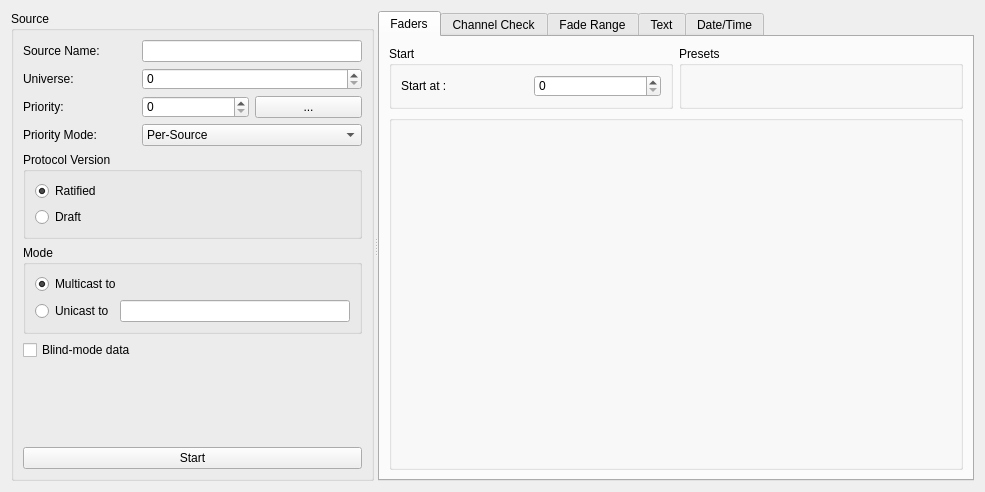
Old version of the form ui/transmitwindow.ui in the repository docsteer/sacnview.
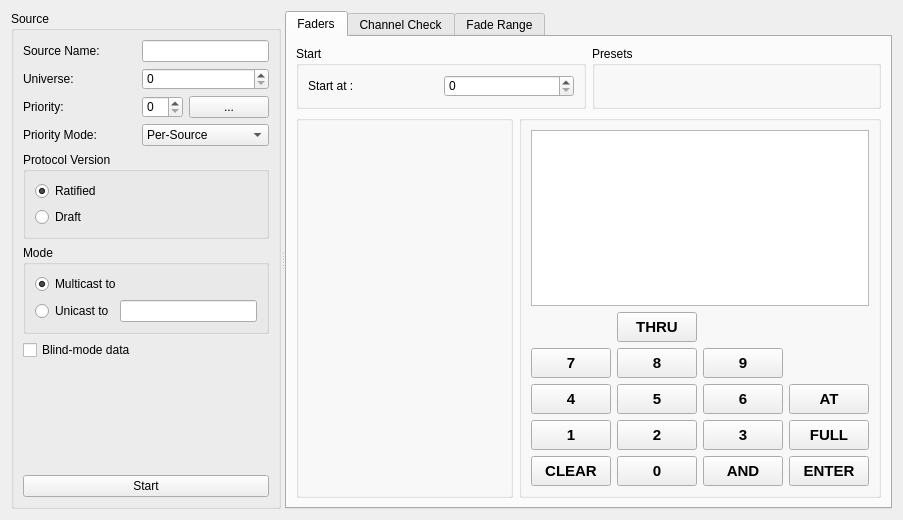
New version of the form. The open tabs and pages were chosen to show the change. Icons and pictures are not drawn. Custom widgets are drawn as their Qt base class.

Commit message: Lots of stuff: - Switch to smart pointers for sACNListener management - Add snapshot functions - Add command line/keypad to TX - Add flicker finder

Patch:
```diff
--- a/ui/transmitwindow.ui
+++ b/ui/transmitwindow.ui
@@ -6,8 +6,8 @@
    <rect>
     <x>0</x>
     <y>0</y>
-    <width>985</width>
-    <height>492</height>
+    <width>903</width>
+    <height>502</height>
    </rect>
   </property>
   <property name="windowTitle">
@@ -117,6 +117,12 @@
       <enum>Qt::Horizontal</enum>
      </property>
      <widget class="QGroupBox" name="gbSource">
+      <property name="sizePolicy">
+       <sizepolicy hsizetype="Minimum" vsizetype="Preferred">
+        <horstretch>0</horstretch>
+        <verstretch>0</verstretch>
+       </sizepolicy>
+      </property>
       <property name="title">
        <string>Source</string>
       </property>
@@ -267,8 +273,14 @@
       </layout>
      </widget>
      <widget class="QTabWidget" name="tabWidget">
+      <property name="sizePolicy">
+       <sizepolicy hsizetype="Expanding" vsizetype="Expanding">
+        <horstretch>3</horstretch>
+        <verstretch>0</verstretch>
+       </sizepolicy>
+      </property>
       <property name="currentIndex">
-       <number>3</number>
+       <number>0</number>
       </property>
       <widget class="QWidget" name="tab">
        <attribute name="title">
@@ -306,9 +318,11 @@
          </layout>
         </item>
         <item>
+         <layout class="QHBoxLayout" name="horizontalLayout_9">
+          <item>
          <widget class="QGroupBox" name="gbFaders">
           <property name="sizePolicy">
-           <sizepolicy hsizetype="Preferred" vsizetype="MinimumExpanding">
+             <sizepolicy hsizetype="Expanding" vsizetype="MinimumExpanding">
             <horstretch>0</horstretch>
             <verstretch>0</verstretch>
            </sizepolicy>
@@ -317,6 +331,514 @@
            <string/>
           </property>
          </widget>
+          </item>
+          <item>
+           <widget class="QGroupBox" name="gbKeypad">
+            <property name="sizePolicy">
+             <sizepolicy hsizetype="Minimum" vsizetype="Preferred">
+              <horstretch>0</horstretch>
+              <verstretch>0</verstretch>
+             </sizepolicy>
+            </property>
+            <property name="title">
+             <string/>
+            </property>
+            <layout class="QVBoxLayout" name="verticalLayout_8">
+             <item>
+              <widget class="CommandLineWidget" name="teCommandline">
+               <property name="plainText">
+                <string/>
+               </property>
+              </widget>
+             </item>
+             <item>
+              <layout class="QGridLayout" name="gridLayout_3">
+               <item row="1" column="0">
+                <widget class="QPushButton" name="k7">
+                 <property name="sizePolicy">
+                  <sizepolicy hsizetype="Minimum" vsizetype="Minimum">
+                   <horstretch>0</horstretch>
+                   <verstretch>0</verstretch>
+                  </sizepolicy>
+                 </property>
+                 <property name="minimumSize">
+                  <size>
+                   <width>30</width>
+                   <height>30</height>
+                  </size>
+                 </property>
+                 <property name="font">
+                  <font>
+                   <family>Arial</family>
+                   <pointsize>11</pointsize>
+                   <weight>75</weight>
+                   <bold>true</bold>
+                  </font>
+                 </property>
+                 <property name="focusPolicy">
+                  <enum>Qt::NoFocus</enum>
+                 </property>
+                 <property name="text">
+                  <string>7</string>
+                 </property>
+                </widget>
+               </item>
+               <item row="1" column="1">
+                <widget class="QPushButton" name="k8">
+                 <property name="sizePolicy">
+                  <sizepolicy hsizetype="Minimum" vsizetype="Minimum">
+                   <horstretch>0</horstretch>
+                   <verstretch>0</verstretch>
+                  </sizepolicy>
+                 </property>
+                 <property name="minimumSize">
+                  <size>
+                   <width>30</width>
+                   <height>30</height>
+                  </size>
+                 </property>
+                 <property name="font">
+                  <font>
+                   <family>Arial</family>
+                   <pointsize>11</pointsize>
+                   <weight>75</weight>
+                   <bold>true</bold>
+                  </font>
+                 </property>
+                 <property name="focusPolicy">
+                  <enum>Qt::NoFocus</enum>
+                 </property>
+                 <property name="text">
+                  <string>8</string>
+                 </property>
+                </widget>
+               </item>
+               <item row="1" column="2">
+                <widget class="QPushButton" name="k9">
+                 <property name="sizePolicy">
+                  <sizepolicy hsizetype="Minimum" vsizetype="Minimum">
+                   <horstretch>0</horstretch>
+                   <verstretch>0</verstretch>
+                  </sizepolicy>
+                 </property>
+                 <property name="minimumSize">
+                  <size>
+                   <width>30</width>
+                   <height>30</height>
+                  </size>
+                 </property>
+                 <property name="font">
+                  <font>
+                   <family>Arial</family>
+                   <pointsize>11</pointsize>
+                   <weight>75</weight>
+                   <bold>true</bold>
+                  </font>
+                 </property>
+                 <property name="focusPolicy">
+                  <enum>Qt::NoFocus</enum>
+                 </property>
+                 <property name="text">
+                  <string>9</string>
+                 </property>
+                </widget>
+               </item>
+               <item row="2" column="0">
+                <widget class="QPushButton" name="k4">
+                 <property name="sizePolicy">
+                  <sizepolicy hsizetype="Minimum" vsizetype="Minimum">
+                   <horstretch>0</horstretch>
+                   <verstretch>0</verstretch>
+                  </sizepolicy>
+                 </property>
+                 <property name="minimumSize">
+                  <size>
+                   <width>30</width>
+                   <height>30</height>
+                  </size>
+                 </property>
+                 <property name="font">
+                  <font>
+                   <family>Arial</family>
+                   <pointsize>11</pointsize>
+                   <weight>75</weight>
+                   <bold>true</bold>
+                  </font>
+                 </property>
+                 <property name="focusPolicy">
+                  <enum>Qt::NoFocus</enum>
+                 </property>
+                 <property name="text">
+                  <string>4</string>
+                 </property>
+                </widget>
+               </item>
+               <item row="2" column="1">
+                <widget class="QPushButton" name="k5">
+                 <property name="sizePolicy">
+                  <sizepolicy hsizetype="Minimum" vsizetype="Minimum">
+                   <horstretch>0</horstretch>
+                   <verstretch>0</verstretch>
+                  </sizepolicy>
+                 </property>
+                 <property name="minimumSize">
+                  <size>
+                   <width>30</width>
+                   <height>30</height>
+                  </size>
+                 </property>
+                 <property name="font">
+                  <font>
+                   <family>Arial</family>
+                   <pointsize>11</pointsize>
+                   <weight>75</weight>
+                   <bold>true</bold>
+                  </font>
+                 </property>
+                 <property name="focusPolicy">
+                  <enum>Qt::NoFocus</enum>
+                 </property>
+                 <property name="text">
+                  <string>5</string>
+                 </property>
+                </widget>
+               </item>
+               <item row="2" column="2">
+                <widget class="QPushButton" name="k6">
+                 <property name="sizePolicy">
+                  <sizepolicy hsizetype="Minimum" vsizetype="Minimum">
+                   <horstretch>0</horstretch>
+                   <verstretch>0</verstretch>
+                  </sizepolicy>
+                 </property>
+                 <property name="minimumSize">
+                  <size>
+                   <width>30</width>
+                   <height>30</height>
+                  </size>
+                 </property>
+                 <property name="font">
+                  <font>
+                   <family>Arial</family>
+                   <pointsize>11</pointsize>
+                   <weight>75</weight>
+                   <bold>true</bold>
+                  </font>
+                 </property>
+                 <property name="focusPolicy">
+                  <enum>Qt::NoFocus</enum>
+                 </property>
+                 <property name="text">
+                  <string>6</string>
+                 </property>
+                </widget>
+               </item>
+               <item row="2" column="3">
+                <widget class="QPushButton" name="kAt">
+                 <property name="sizePolicy">
+                  <sizepolicy hsizetype="Minimum" vsizetype="Minimum">
+                   <horstretch>0</horstretch>
+                   <verstretch>0</verstretch>
+                  </sizepolicy>
+                 </property>
+                 <property name="minimumSize">
+                  <size>
+                   <width>30</width>
+                   <height>30</height>
+                  </size>
+                 </property>
+                 <property name="font">
+                  <font>
+                   <family>Arial</family>
+                   <pointsize>11</pointsize>
+                   <weight>75</weight>
+                   <bold>true</bold>
+                  </font>
+                 </property>
+                 <property name="focusPolicy">
+                  <enum>Qt::NoFocus</enum>
+                 </property>
+                 <property name="text">
+                  <string>AT</string>
+                 </property>
+                </widget>
+               </item>
+               <item row="3" column="3">
+                <widget class="QPushButton" name="kFull">
+                 <property name="sizePolicy">
+                  <sizepolicy hsizetype="Minimum" vsizetype="Minimum">
+                   <horstretch>0</horstretch>
+                   <verstretch>0</verstretch>
+                  </sizepolicy>
+                 </property>
+                 <property name="minimumSize">
+                  <size>
+                   <width>30</width>
+                   <height>30</height>
+                  </size>
+                 </property>
+                 <property name="font">
+                  <font>
+                   <family>Arial</family>
+                   <pointsize>11</pointsize>
+                   <weight>75</weight>
+                   <bold>true</bold>
+                  </font>
+                 </property>
+                 <property name="focusPolicy">
+                  <enum>Qt::NoFocus</enum>
+                 </property>
+                 <property name="text">
+                  <string>FULL</string>
+                 </property>
+                </widget>
+               </item>
+               <item row="4" column="0">
+                <widget class="QPushButton" name="kClear">
+                 <property name="sizePolicy">
+                  <sizepolicy hsizetype="Minimum" vsizetype="Minimum">
+                   <horstretch>0</horstretch>
+                   <verstretch>0</verstretch>
+                  </sizepolicy>
+                 </property>
+                 <property name="minimumSize">
+                  <size>
+                   <width>30</width>
+                   <height>30</height>
+                  </size>
+                 </property>
+                 <property name="font">
+                  <font>
+                   <family>Arial</family>
+                   <pointsize>11</pointsize>
+                   <weight>75</weight>
+                   <bold>true</bold>
+                  </font>
+                 </property>
+                 <property name="focusPolicy">
+                  <enum>Qt::NoFocus</enum>
+                 </property>
+                 <property name="text">
+                  <string>CLEAR</string>
+                 </property>
+                </widget>
+               </item>
+               <item row="4" column="1">
+                <widget class="QPushButton" name="k0">
+                 <property name="sizePolicy">
+                  <sizepolicy hsizetype="Minimum" vsizetype="Minimum">
+                   <horstretch>0</horstretch>
+                   <verstretch>0</verstretch>
+                  </sizepolicy>
+                 </property>
+                 <property name="minimumSize">
+                  <size>
+                   <width>30</width>
+                   <height>30</height>
+                  </size>
+                 </property>
+                 <property name="font">
+                  <font>
+                   <family>Arial</family>
+                   <pointsize>11</pointsize>
+                   <weight>75</weight>
+                   <bold>true</bold>
+                  </font>
+                 </property>
+                 <property name="focusPolicy">
+                  <enum>Qt::NoFocus</enum>
+                 </property>
+                 <property name="text">
+                  <string>0</string>
+                 </property>
+                </widget>
+               </item>
+               <item row="4" column="2">
+                <widget class="QPushButton" name="kAnd">
+                 <property name="sizePolicy">
+                  <sizepolicy hsizetype="Minimum" vsizetype="Minimum">
+                   <horstretch>0</horstretch>
+                   <verstretch>0</verstretch>
+                  </sizepolicy>
+                 </property>
+                 <property name="minimumSize">
+                  <size>
+                   <width>30</width>
+                   <height>30</height>
+                  </size>
+                 </property>
+                 <property name="font">
+                  <font>
+                   <family>Arial</family>
+                   <pointsize>11</pointsize>
+                   <weight>75</weight>
+                   <bold>true</bold>
+                  </font>
+                 </property>
+                 <property name="focusPolicy">
+                  <enum>Qt::NoFocus</enum>
+                 </property>
+                 <property name="text">
+                  <string>AND</string>
+                 </property>
+                </widget>
+               </item>
+               <item row="3" column="0">
+                <widget class="QPushButton" name="k1">
+                 <property name="sizePolicy">
+                  <sizepolicy hsizetype="Minimum" vsizetype="Minimum">
+                   <horstretch>0</horstretch>
+                   <verstretch>0</verstretch>
+                  </sizepolicy>
+                 </property>
+                 <property name="minimumSize">
+                  <size>
+                   <width>30</width>
+                   <height>30</height>
+                  </size>
+                 </property>
+                 <property name="font">
+                  <font>
+                   <family>Arial</family>
+                   <pointsize>11</pointsize>
+                   <weight>75</weight>
+                   <bold>true</bold>
+                  </font>
+                 </property>
+                 <property name="focusPolicy">
+                  <enum>Qt::NoFocus</enum>
+                 </property>
+                 <property name="text">
+                  <string>1</string>
+                 </property>
+                </widget>
+               </item>
+               <item row="3" column="2">
+                <widget class="QPushButton" name="k3">
+                 <property name="sizePolicy">
+                  <sizepolicy hsizetype="Minimum" vsizetype="Minimum">
+                   <horstretch>0</horstretch>
+                   <verstretch>0</verstretch>
+                  </sizepolicy>
+                 </property>
+                 <property name="minimumSize">
+                  <size>
+                   <width>30</width>
+                   <height>30</height>
+                  </size>
+                 </property>
+                 <property name="font">
+                  <font>
+                   <family>Arial</family>
+                   <pointsize>11</pointsize>
+                   <weight>75</weight>
+                   <bold>true</bold>
+                  </font>
+                 </property>
+                 <property name="focusPolicy">
+                  <enum>Qt::NoFocus</enum>
+                 </property>
+                 <property name="text">
+                  <string>3</string>
+                 </property>
+                </widget>
+               </item>
+               <item row="3" column="1">
+                <widget class="QPushButton" name="k2">
+                 <property name="sizePolicy">
+                  <sizepolicy hsizetype="Minimum" vsizetype="Minimum">
+                   <horstretch>0</horstretch>
+                   <verstretch>0</verstretch>
+                  </sizepolicy>
+                 </property>
+                 <property name="minimumSize">
+                  <size>
+                   <width>30</width>
+                   <height>30</height>
+                  </size>
+                 </property>
+                 <property name="font">
+                  <font>
+                   <family>Arial</family>
+                   <pointsize>11</pointsize>
+                   <weight>75</weight>
+                   <bold>true</bold>
+                  </font>
+                 </property>
+                 <property name="focusPolicy">
+                  <enum>Qt::NoFocus</enum>
+                 </property>
+                 <property name="text">
+                  <string>2</string>
+                 </property>
+                </widget>
+               </item>
+               <item row="0" column="1">
+                <widget class="QPushButton" name="kThru">
+                 <property name="sizePolicy">
+                  <sizepolicy hsizetype="Minimum" vsizetype="Minimum">
+                   <horstretch>0</horstretch>
+                   <verstretch>0</verstretch>
+                  </sizepolicy>
+                 </property>
+                 <property name="minimumSize">
+                  <size>
+                   <width>30</width>
+                   <height>30</height>
+                  </size>
+                 </property>
+                 <property name="font">
+                  <font>
+                   <family>Arial</family>
+                   <pointsize>11</pointsize>
+                   <weight>75</weight>
+                   <bold>true</bold>
+                  </font>
+                 </property>
+                 <property name="focusPolicy">
+                  <enum>Qt::NoFocus</enum>
+                 </property>
+                 <property name="text">
+                  <string>THRU</string>
+                 </property>
+                </widget>
+               </item>
+               <item row="4" column="3">
+                <widget class="QPushButton" name="kEnter">
+                 <property name="sizePolicy">
+                  <sizepolicy hsizetype="Minimum" vsizetype="Minimum">
+                   <horstretch>0</horstretch>
+                   <verstretch>0</verstretch>
+                  </sizepolicy>
+                 </property>
+                 <property name="minimumSize">
+                  <size>
+                   <width>30</width>
+                   <height>30</height>
+                  </size>
+                 </property>
+                 <property name="font">
+                  <font>
+                   <family>Arial</family>
+                   <pointsize>11</pointsize>
+                   <weight>75</weight>
+                   <bold>true</bold>
+                  </font>
+                 </property>
+                 <property name="focusPolicy">
+                  <enum>Qt::NoFocus</enum>
+                 </property>
+                 <property name="text">
+                  <string>ENTER</string>
+                 </property>
+                </widget>
+               </item>
+              </layout>
+             </item>
+            </layout>
+           </widget>
+          </item>
+         </layout>
         </item>
        </layout>
       </widget>
@@ -556,8 +1078,14 @@
          <layout class="QHBoxLayout" name="horizontalLayout_6">
           <item>
            <widget class="QGroupBox" name="groupBox_3">
+            <property name="sizePolicy">
+             <sizepolicy hsizetype="MinimumExpanding" vsizetype="Minimum">
+              <horstretch>0</horstretch>
+              <verstretch>0</verstretch>
+             </sizepolicy>
+            </property>
             <property name="title">
-             <string>Fade Type</string>
+             <string>Effect Type</string>
             </property>
             <layout class="QVBoxLayout" name="verticalLayout_5">
              <item>
@@ -581,6 +1109,20 @@
                </property>
               </widget>
              </item>
+             <item>
+              <widget class="QRadioButton" name="rbText">
+               <property name="text">
+                <string>Text</string>
+               </property>
+              </widget>
+             </item>
+             <item>
+              <widget class="QRadioButton" name="rbDateTime">
+               <property name="text">
+                <string>Date/Time</string>
+               </property>
+              </widget>
+             </item>
              <item>
               <widget class="QDial" name="dlFadeRate">
                <property name="wrapping">
@@ -644,10 +1186,17 @@
            </widget>
           </item>
           <item>
-           <widget class="QGroupBox" name="groupBox">
-            <property name="title">
-             <string>Level</string>
+           <widget class="QStackedWidget" name="swFx">
+            <property name="sizePolicy">
+             <sizepolicy hsizetype="Minimum" vsizetype="Minimum">
+              <horstretch>0</horstretch>
+              <verstretch>0</verstretch>
+             </sizepolicy>
             </property>
+            <property name="currentIndex">
+             <number>2</number>
+            </property>
+            <widget class="QWidget" name="stackedWidgetPage1">
             <layout class="QVBoxLayout" name="verticalLayout_3">
              <item>
               <layout class="QHBoxLayout" name="horizontalLayout_7">
@@ -672,18 +1221,10 @@
              </item>
             </layout>
            </widget>
-          </item>
-         </layout>
-        </item>
-       </layout>
-      </widget>
-      <widget class="QWidget" name="tab_6">
-       <attribute name="title">
-        <string>Text</string>
-       </attribute>
-       <layout class="QVBoxLayout" name="verticalLayout_7">
+            <widget class="QWidget" name="page">
+             <layout class="QVBoxLayout" name="verticalLayout_9">
         <item>
-         <spacer name="verticalSpacer_5">
+               <spacer name="verticalSpacer_6">
           <property name="orientation">
            <enum>Qt::Vertical</enum>
           </property>
@@ -707,6 +1248,12 @@
         </item>
         <item>
          <widget class="QLineEdit" name="leScrollText">
+                <property name="sizePolicy">
+                 <sizepolicy hsizetype="Minimum" vsizetype="Fixed">
+                  <horstretch>0</horstretch>
+                  <verstretch>0</verstretch>
+                 </sizepolicy>
+                </property>
           <property name="minimumSize">
            <size>
             <width>0</width>
@@ -717,7 +1264,7 @@
            <string notr="true">font: 20pt &quot;Sans Serif&quot;;</string>
           </property>
           <property name="text">
-           <string>sACN is Cool</string>
+                 <string>sACN!</string>
           </property>
           <property name="alignment">
            <set>Qt::AlignCenter</set>
@@ -725,7 +1272,7 @@
          </widget>
         </item>
         <item>
-         <spacer name="verticalSpacer_4">
+               <spacer name="verticalSpacer_7">
           <property name="orientation">
            <enum>Qt::Vertical</enum>
           </property>
@@ -737,44 +1284,76 @@
           </property>
          </spacer>
         </item>
-       </layout>
-      </widget>
-      <widget class="QWidget" name="tab_7">
-       <attribute name="title">
-        <string>Date/Time</string>
-       </attribute>
-       <widget class="QRadioButton" name="radioButton">
-        <property name="geometry">
-         <rect>
-          <x>30</x>
-          <y>60</y>
-          <width>221</width>
-          <height>17</height>
-         </rect>
-        </property>
+              <item>
+               <widget class="QLabel" name="lblTextImage">
+                <property name="sizePolicy">
+                 <sizepolicy hsizetype="Minimum" vsizetype="Preferred">
+                  <horstretch>0</horstretch>
+                  <verstretch>0</verstretch>
+                 </sizepolicy>
+                </property>
+                <property name="text">
+                 <string/>
+                </property>
+                <property name="alignment">
+                 <set>Qt::AlignCenter</set>
+                </property>
+               </widget>
+              </item>
+             </layout>
+            </widget>
+            <widget class="QWidget" name="page_2">
+             <layout class="QVBoxLayout" name="verticalLayout_7">
+              <item>
+               <widget class="QRadioButton" name="rbEuDate">
+                <property name="text">
+                 <string>EU Date Format (dd/mm/yy)</string>
+                </property>
+               </widget>
+              </item>
+              <item>
+               <widget class="QRadioButton" name="rbUsDate">
         <property name="text">
-         <string>EU Date Format</string>
-        </property>
-       </widget>
-       <widget class="QRadioButton" name="radioButton_2">
-        <property name="geometry">
-         <rect>
-          <x>30</x>
-          <y>80</y>
-          <width>221</width>
-          <height>17</height>
-         </rect>
+                 <string>US Date Format (mm/ddd/yy)</string>
+                </property>
+               </widget>
+              </item>
+              <item>
+               <widget class="QLabel" name="lblTextImage_2">
+                <property name="sizePolicy">
+                 <sizepolicy hsizetype="Minimum" vsizetype="Preferred">
+                  <horstretch>0</horstretch>
+                  <verstretch>0</verstretch>
+                 </sizepolicy>
         </property>
         <property name="text">
-         <string>US Date Format</string>
-        </property>
-       </widget>
-      </widget>
-     </widget>
-    </widget>
+                 <string/>
+                </property>
+                <property name="alignment">
+                 <set>Qt::AlignCenter</set>
+                </property>
+               </widget>
+              </item>
+             </layout>
+            </widget>
+           </widget>
+          </item>
+         </layout>
+        </item>
+       </layout>
+      </widget>
+     </widget>
+    </widget>
    </item>
   </layout>
  </widget>
+ <customwidgets>
+  <customwidget>
+   <class>CommandLineWidget</class>
+   <extends>QPlainTextEdit</extends>
+   <header>commandline.h</header>
+  </customwidget>
+ </customwidgets>
  <resources>
   <include location="../res/resources.qrc"/>
  </resources>
```
Lines whose indentation alone changed are shown as unchanged. The commit also changes 44 other files.
